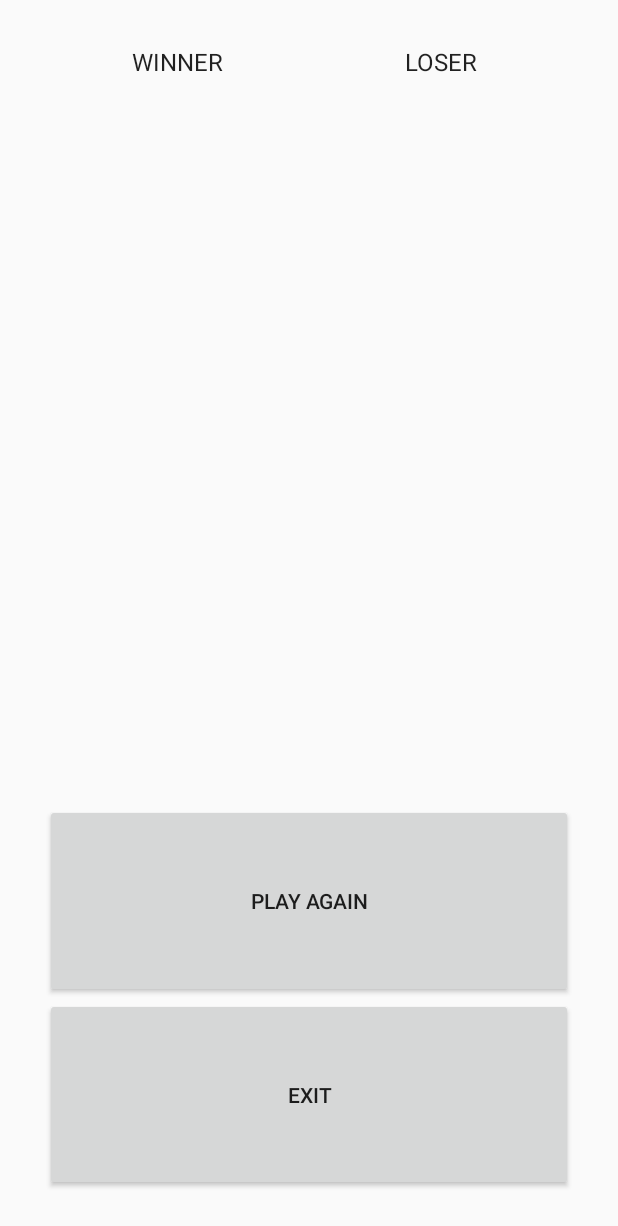
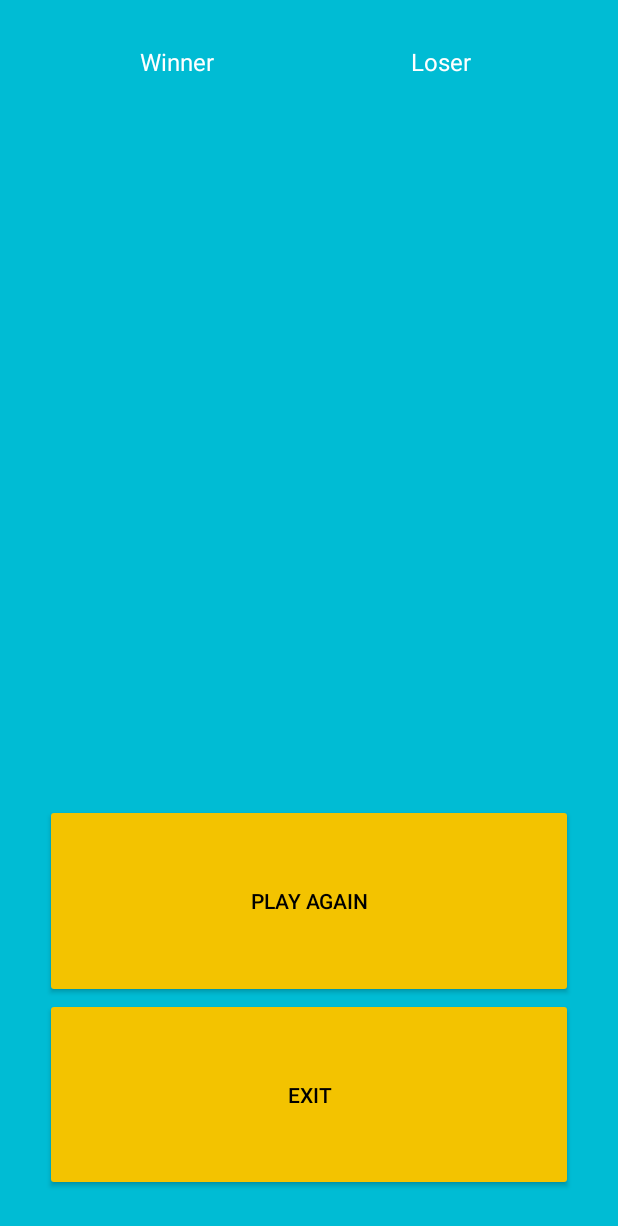
Before and after one commit to rafellk/Jokenpo-Android, an Android app: the MatchResultActivity screen opened directly, with no data from a screen before it, on a phone screen of 412 x 824 dp. Shown: the top 1226 px of the screen. Run offline under Robolectric (Android 15) with nearby library versions, the phone set to English and light mode, and no system bars; libraries missing offline, so code that uses them is left out: com.joooonho; plain views replace SelectableRoundedImageView.

Commit message:
Added new theme and adjustment on internationalization.

```diff
--- a/android/Jokenpo/app/src/main/java/br/com/rlmg/jokenpo/webservice/WebService.java
+++ b/android/Jokenpo/app/src/main/java/br/com/rlmg/jokenpo/webservice/WebService.java
@@ -30,7 +30,7 @@ import br.com.rlmg.jokenpo.utils.Utils;
 
 public class WebService {
 
-    private static final String sSERVER_URL = "http://192.168.1.6:3003";
+    private static final String sSERVER_URL = "http://192.168.1.7:3003";
 //    private static final String sSERVER_URL = "http://192.168.1.4:3003";
 
     /**
--- a/android/Jokenpo/app/src/main/res/layout/activity_match.xml
+++ b/android/Jokenpo/app/src/main/res/layout/activity_match.xml
@@ -125,12 +125,14 @@
             android:layout_height="wrap_content"
             android:layout_gravity="center"
             android:layout_marginBottom="5dip"
+            android:theme="@style/AppTheme.Button"
             android:text="@string/match_submit_move"/>
         <Button
             android:id="@+id/match_exit_button"
             android:layout_width="wrap_content"
             android:layout_height="wrap_content"
             android:layout_gravity="center"
+            android:theme="@style/AppTheme.Button"
             android:layout_marginBottom="5dip"
         android:text="@string/match_result_exit"/>
     </LinearLayout>
--- a/android/Jokenpo/app/src/main/res/layout/activity_match_result.xml
+++ b/android/Jokenpo/app/src/main/res/layout/activity_match_result.xml
@@ -96,7 +96,7 @@
             android:layout_height="match_parent"
             android:layout_weight="1"
             android:text="@string/match_result_play_again"
-            ></Button>
+            android:theme="@style/AppTheme.Button"/>
 
         <Button
             android:id="@+id/match_result_exit_button"
@@ -104,7 +104,7 @@
             android:layout_height="match_parent"
             android:layout_weight="1"
             android:text="@string/match_result_exit"
-            ></Button>
+            android:theme="@style/AppTheme.Button"/>
 
     </LinearLayout>
 
--- a/android/Jokenpo/app/src/main/res/layout/activity_splash.xml
+++ b/android/Jokenpo/app/src/main/res/layout/activity_splash.xml
@@ -1,7 +1,8 @@
 <?xml version="1.0" encoding="utf-8"?>
 <RelativeLayout xmlns:android="http://schemas.android.com/apk/res/android"
     android:layout_width="match_parent"
-    android:layout_height="match_parent" >
+    android:layout_height="match_parent"
+    android:background="@color/colorPrimary">
 
     <ImageView
         android:id="@+id/imgLogo"
--- a/android/Jokenpo/app/src/main/res/values/colors.xml
+++ b/android/Jokenpo/app/src/main/res/values/colors.xml
@@ -1,7 +1,7 @@
 <?xml version="1.0" encoding="utf-8"?>
 <resources>
-    <color name="colorPrimary">#3F51B5</color>
-    <color name="colorPrimaryDark">#303F9F</color>
-    <color name="colorAccent">#FF4081</color>
+    <color name="colorPrimary">#00bcd4</color>
+    <color name="colorPrimaryDark">#0097a7</color>
+    <color name="colorAccent">#f3c300</color>
     <color name="white">#FFFFFF</color>
 </resources>
--- a/android/Jokenpo/app/src/main/res/values/strings.xml
+++ b/android/Jokenpo/app/src/main/res/values/strings.xml
@@ -54,14 +54,18 @@
     <!-- Match Result Activity-->
     <string name="match_result_play_again">Play Again</string>
     <string name="match_result_exit">Exit</string>
-    <string name="match_result_loser">LOSER</string>
-    <string name="match_result_winner">WINNER</string>
+    <string name="match_result_loser">Loser</string>
+    <string name="match_result_winner">Winner</string>
     <string name="match_result_you_win">You win!</string>
     <string name="match_result_you_lose">You lose! :(</string>
     <string name="match_result_draw">Draw</string>
 
     <!-- Match history result-->
     <string name="match_history_title">Historic</string>
+    <string name="match_history_seconds_ago">seconds ago</string>
+    <string name="match_history_minutes_ago">minutes ago</string>
+    <string name="match_history_hours_ago">hours ago</string>
+    <string name="match_history_days_ago">days ago</string>
 
     <!-- Settings Activity-->
     <string name="settings_select_language">Select language</string>
--- a/android/Jokenpo/app/src/main/res/values/styles.xml
+++ b/android/Jokenpo/app/src/main/res/values/styles.xml
@@ -13,8 +13,25 @@
         <item name="windowNoTitle">true</item>
     </style>
 
+    <style name="AppTheme.NoActionBarDefaultTheme" parent="AppTheme.DefaultTheme">
+        <item name="windowActionBar">false</item>
+        <item name="windowNoTitle">true</item>
+    </style>
+
     <style name="AppTheme.AppBarOverlay" parent="ThemeOverlay.AppCompat.Dark.ActionBar"/>
 
     <style name="AppTheme.PopupOverlay" parent="ThemeOverlay.AppCompat.Light"/>
 
+    <style name="AppTheme.DefaultTheme">
+        <item name="android:background">@color/colorPrimary</item>
+        <item name="android:textColor">@android:color/white</item>
+        <item name="android:editTextColor">@android:color/white</item>
+        <item name="android:textColorHint">@android:color/white</item>
+    </style>
+
+    <style name="AppTheme.Button" parent="Widget.AppCompat.Button.Colored">
+        <item name="colorButtonNormal">@color/colorAccent</item>
+        <item name="android:textColor">@android:color/black</item>
+    </style>
+
 </resources>
```
Also changed, not shown: android/Jokenpo/app/src/main/AndroidManifest.xml (+6 -3 lines), android/Jokenpo/app/src/main/java/br/com/rlmg/jokenpo/MatchHistoryActivity.java (+12 -12 lines), android/Jokenpo/app/src/main/java/br/com/rlmg/jokenpo/MatchResultActivity.java (+12 -12 lines), android/Jokenpo/app/src/main/java/br/com/rlmg/jokenpo/utils/Utils.java (+18 -5 lines), android/Jokenpo/app/src/main/res/layout/activity_login.xml (+6 -2 lines), android/Jokenpo/app/src/main/res/layout/activity_player.xml (+8 -4 lines), android/Jokenpo/app/src/main/res/drawable/paper_no_background.png (added), android/Jokenpo/app/src/main/res/drawable/rock_no_background.png (added), android/Jokenpo/app/src/main/res/drawable/scissors_no_background.png (added), 1 other file.
